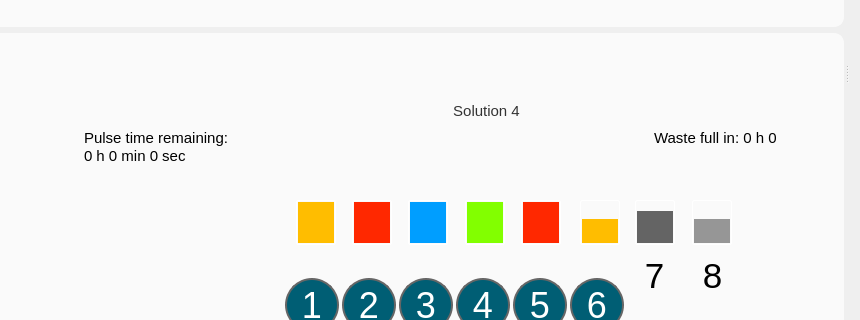
First picture: the form in apps/Biopen_wizard_6/Lab-on-a-tip.ui, repository bellonemauro/Labonatip2.0, before the edit; both pictures show x 240 to 1100 and y 360 to 680 of the 1388 by 841 pixel window.
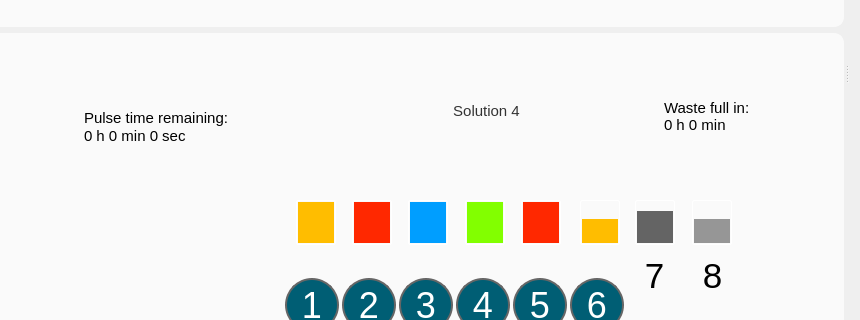
Second picture: the form after the edit. Icons and pictures are not drawn.

The edit to the form file:
```diff
--- a/apps/Biopen_wizard_6/Lab-on-a-tip.ui
+++ b/apps/Biopen_wizard_6/Lab-on-a-tip.ui
@@ -2362,9 +2362,9 @@
                       <property name="geometry">
                        <rect>
                         <x>250</x>
-                        <y>30</y>
+                        <y>10</y>
                         <width>291</width>
-                        <height>101</height>
+                        <height>121</height>
                        </rect>
                       </property>
                       <property name="font">
@@ -2388,10 +2388,10 @@
                      <widget class="QTextEdit" name="textEdit_emptyTime_waste">
                       <property name="geometry">
                        <rect>
-                        <x>820</x>
-                        <y>30</y>
-                        <width>191</width>
-                        <height>51</height>
+                        <x>830</x>
+                        <y>0</y>
+                        <width>101</width>
+                        <height>81</height>
                        </rect>
                       </property>
                       <property name="font">
```
Left out of the diff: 2 changed lines with no effect on the pictures.
